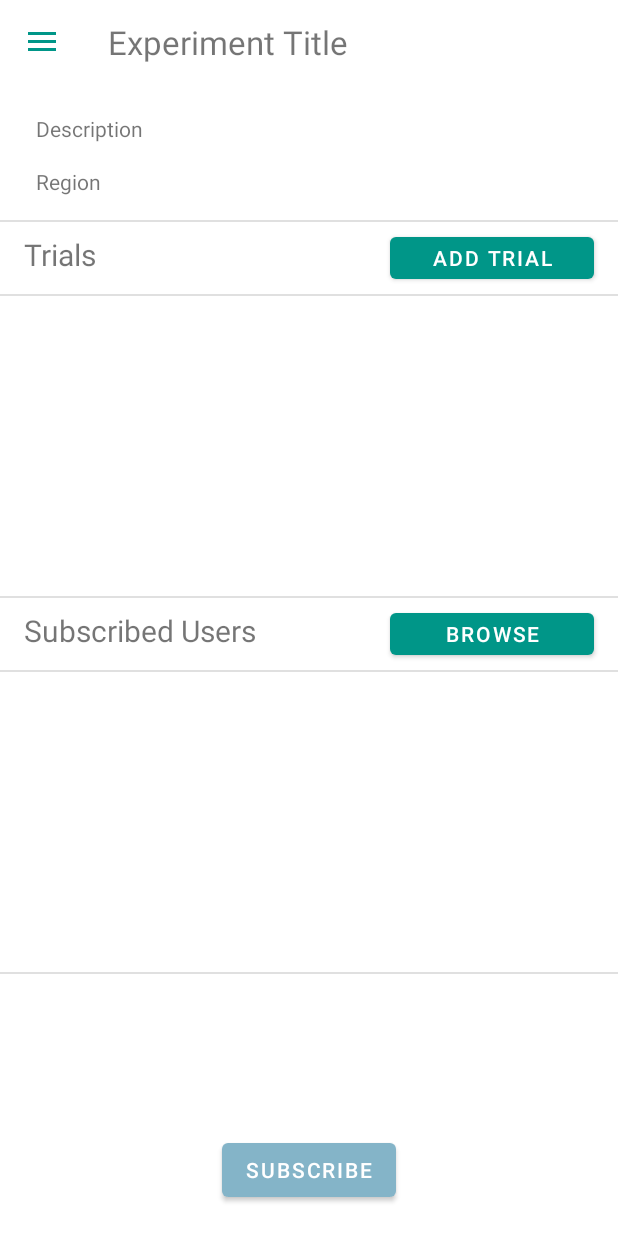
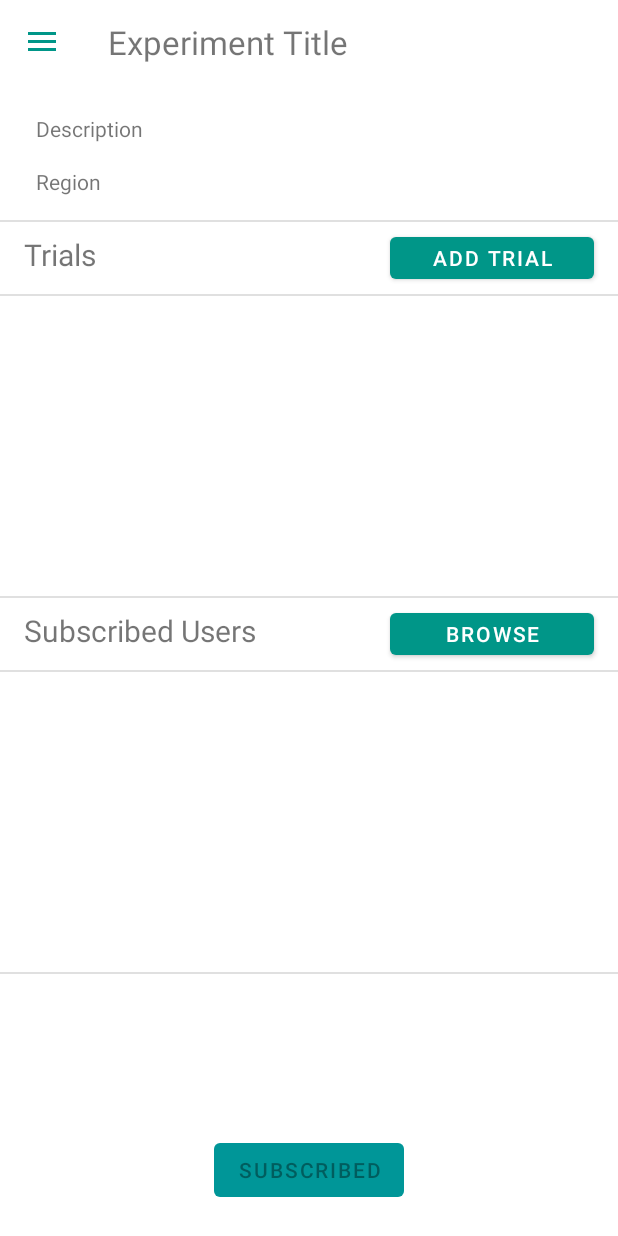
Before and after one commit to MdderUofA/Lab-Net, an Android app: the SubscribedExperimentActivity screen opened directly, with no data from a screen before it, after a tap on "SUBSCRIBE", on a phone screen of 412 x 824 dp. Run offline under Robolectric (Android 15) with nearby library versions, the phone set to English and light mode, and no system bars; our stand-ins replace Firebase (no records; nobody signed in at launch, a user with empty details on screens opened directly).

Commit message:
subscribe to experiment user story

```diff
--- a/Project/LabNet/app/src/main/java/com/example/lab_net/SubscribedExperimentActivity.java
+++ b/Project/LabNet/app/src/main/java/com/example/lab_net/SubscribedExperimentActivity.java
@@ -41,6 +41,7 @@ import java.io.Serializable;
 import java.util.ArrayList;
 import java.util.HashMap;
 import java.util.List;
+import java.util.Map;
 
 public class SubscribedExperimentActivity extends AppCompatActivity implements
         NavigationView.OnNavigationItemSelectedListener {
@@ -54,18 +55,6 @@ public class SubscribedExperimentActivity extends AppCompatActivity implements
     private ArrayAdapter<CountTrial> trialArrayAdapter;
     private ArrayList<CountTrial> trialDataList;
     private CustomTrialList customTrialList;
-
-    // Measurement
-    private ArrayAdapter<MeasurementTrial> measurementTrialArrayAdapter;
-    private ArrayList<MeasurementTrial> measurementDataList;
-
-    // NonNegative
-    private ArrayAdapter<NonNegativeIntegerTrial> nonNegativeIntegerTrialArrayAdapter;
-    private ArrayList<NonNegativeIntegerTrial> nonNegativeDataList;
-
-    // Binomial
-    private ArrayAdapter<BinomialTrial> binomialTrialArrayAdapter;
-    private ArrayList<BinomialTrial> binomialDataList;
 
 
     String trialId, trialTitle;
@@ -120,6 +109,8 @@ public class SubscribedExperimentActivity extends AppCompatActivity implements
         experiment_description = findViewById(R.id.experimentDescription);
         experiment_region = findViewById(R.id.experimentRegion);
 
+        checksubscription();
+
         DocumentReference documentReference = db.collection("Experiments").document(experimentId);
 
         documentReference.get().addOnCompleteListener(new OnCompleteListener<DocumentSnapshot>() {
@@ -144,7 +135,7 @@ public class SubscribedExperimentActivity extends AppCompatActivity implements
             }
         });
         // Fills in trialDataList
-        db.collection("Trials").whereEqualTo("ExperimentId", experimentId)
+  /*      db.collection("Trials").whereEqualTo("ExperimentId", experimentId)
                 .get()
                 .addOnCompleteListener(new OnCompleteListener<QuerySnapshot>() {
                     @Override
@@ -169,7 +160,7 @@ public class SubscribedExperimentActivity extends AppCompatActivity implements
                             trialArrayAdapter.notifyDataSetChanged();
                         }
                     }
-                });
+                });*/
 
         // Delete item from trialDataList upon long click
         trialList.setOnItemLongClickListener(new AdapterView.OnItemLongClickListener() {
@@ -202,10 +193,32 @@ public class SubscribedExperimentActivity extends AppCompatActivity implements
             }
         });
 
+        //check if user already subscribed, button grey out
+        //otherwise give option to subscribe
         subscribeButton = (Button) findViewById(R.id.subscribeButton);
         subscribeButton.setOnClickListener(new View.OnClickListener() {
             @Override
             public void onClick(View v) {
+                Map<String,Object> data = new HashMap<>();
+                data.put("ExperimentId",experimentId);
+                data.put("ExperimentTitle",experimentTitle);
+                data.put("Subscriber",deviceId);
+                db.collection("SubscribedExperiments").document().set(data)
+                        .addOnSuccessListener(new OnSuccessListener<Void>() {
+                            @Override
+                            public void onSuccess(Void aVoid) {
+                                Toast.makeText(SubscribedExperimentActivity.this,"Subscribed",Toast.LENGTH_LONG).show();
+                            }
+                        })
+                        .addOnFailureListener(new OnFailureListener() {
+                            @Override
+                            public void onFailure(@NonNull Exception e) {
+                                Toast.makeText(SubscribedExperimentActivity.this,"Not Subscribed",Toast.LENGTH_LONG).show();
+                            }
+                        });
+                subscribeButton.setEnabled(false);
+                subscribeButton.setText("Subscribed");
+                add_trial_button.setEnabled(true);
             }
         });
     }
@@ -265,6 +278,30 @@ public class SubscribedExperimentActivity extends AppCompatActivity implements
         return true;
     }
 
+    private void checksubscription() {
+        db.collection("SubscribedExperiments")
+                .whereEqualTo("ExperimentId",experimentId)
+                .get()
+                .addOnCompleteListener(new OnCompleteListener<QuerySnapshot>() {
+                    @Override
+                    public void onComplete(@NonNull Task<QuerySnapshot> task) {
+                        if (task.isSuccessful()) {
+                            Boolean isSubscriber = false;
+                            for (QueryDocumentSnapshot document : task.getResult()) {
+                                String subscriber = document.getData().get("Subscriber").toString();
+                                if (subscriber.equals(deviceId)) {
+                                    isSubscriber = true;
+                                    subscribeButton.setEnabled(false);
+                                    subscribeButton.setText("Subscribed");
+                                }
+                            }
+                            if (! isSubscriber) {
+                                add_trial_button.setEnabled(false);
+                            }
+                        }
+                    }
+                });
+    }
 
     private void getLocation(String trialId) {
         Intent sendTrialId = new Intent(this, MapActivity.class);
--- a/Project/LabNet/app/src/main/res/layout/experiment_subscribe_activity.xml
+++ b/Project/LabNet/app/src/main/res/layout/experiment_subscribe_activity.xml
@@ -226,7 +226,7 @@
             android:layout_height="wrap_content"
             android:layout_marginBottom="20dp"
             android:text="Subscribe"
-            app:backgroundTint="#84B4C8"
+            app:backgroundTint="#009698"
             app:layout_constraintBottom_toBottomOf="parent"
             app:layout_constraintEnd_toEndOf="parent"
             app:layout_constraintStart_toStartOf="parent" />
```
Also changed, not shown: Project/LabNet/app/src/main/java/com/example/lab_net/CustomSubscribedExperimentList.java (+1 -16 lines), Project/LabNet/app/src/main/java/com/example/lab_net/SubscribedExperiment.java (+11 -1 lines), Project/LabNet/app/src/main/java/com/example/lab_net/UserProfile.java (+14 -4 lines).
